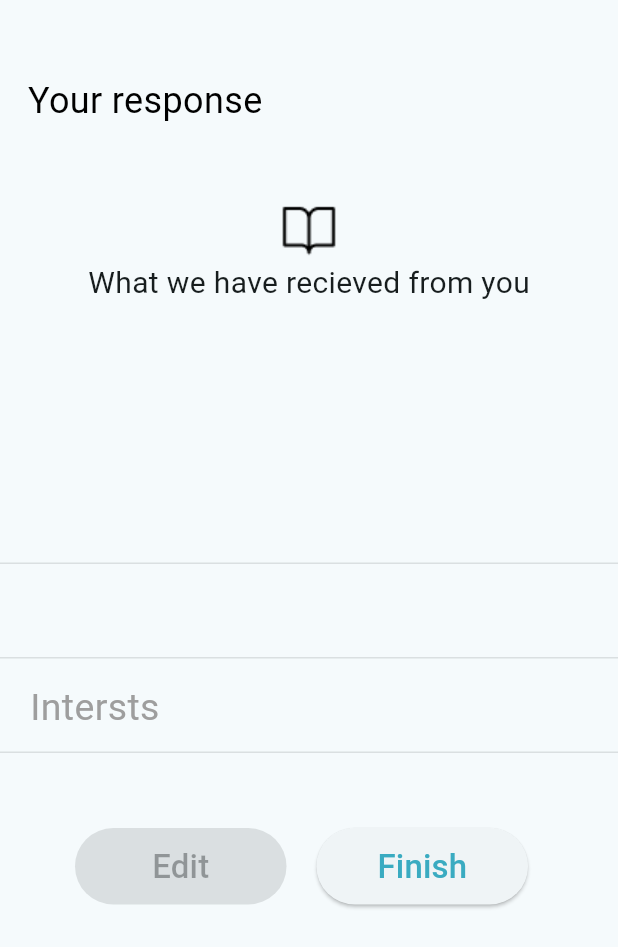
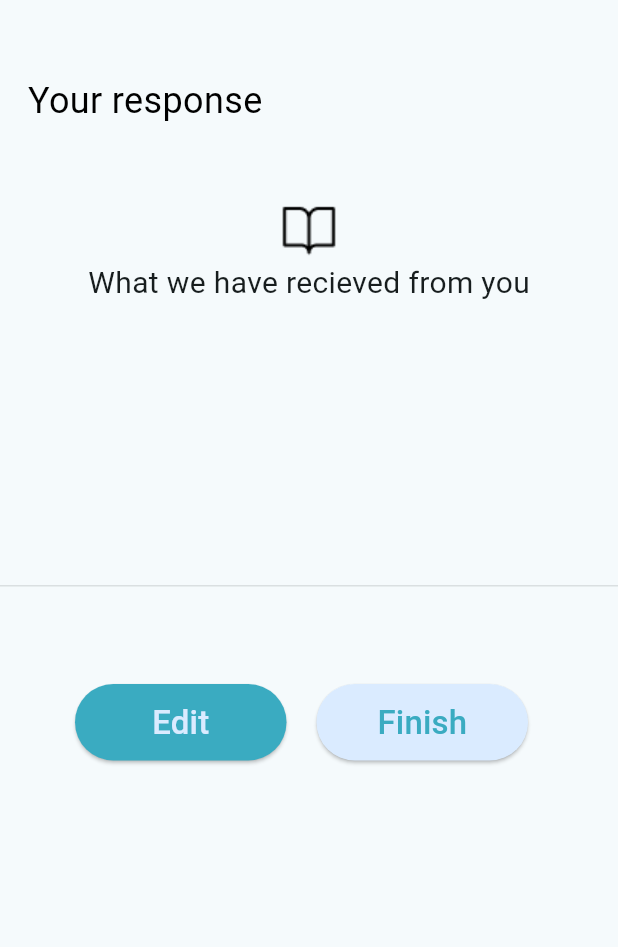
Before and after one commit to khoulyy/Egyplorer, a Flutter app: the SignUpStep3Screen screen opened by its route, on a phone screen of 412 x 824 dp. Shown: the top 947 px of the screen. Run offline on Flutter 3.47's test engine with Material 2 defaults, Android fonts, the phone set to English and light mode, and no system bars; our stand-ins replace cloud_firestore, firebase_auth, firebase_core, font_awesome_flutter, google_nav_bar, google_sign_in and 2 more; accounts and stored records are empty.

Commit message:
fixed signup step 3

```diff
--- a/lib/view/screens/signup_step3_screen.dart
+++ b/lib/view/screens/signup_step3_screen.dart
@@ -54,22 +54,6 @@ class _SignUpStep3ScreenState extends State<SignUpStep3Screen> {
           const SizedBox(
             height: 20,
           ),
-          TextField(
-            enabled: false,
-            decoration: InputDecoration(
-              prefixIcon: Padding(
-                padding: const EdgeInsets.only(left: 20),
-                child: Text(
-                  Controllers.genderController.text,
-                  style: const TextStyle(
-                    color: Colors.grey,
-                    fontSize: 25,
-                  ),
-                  textAlign: TextAlign.start,
-                ),
-              ),
-            ),
-          ),
           const SizedBox(
             height: 15,
           ),
@@ -92,22 +76,6 @@ class _SignUpStep3ScreenState extends State<SignUpStep3Screen> {
           const SizedBox(
             height: 15,
           ),
-          const TextField(
-            enabled: false,
-            decoration: InputDecoration(
-              prefixIcon: Padding(
-                padding: EdgeInsets.only(left: 20),
-                child: Text(
-                  'Intersts',
-                  style: TextStyle(
-                    color: Colors.grey,
-                    fontSize: 25,
-                  ),
-                  textAlign: TextAlign.start,
-                ),
-              ),
-            ),
-          ),
           const SizedBox(
             height: 50,
           ),
@@ -116,7 +84,12 @@ class _SignUpStep3ScreenState extends State<SignUpStep3Screen> {
               Padding(
                 padding: const EdgeInsets.only(left: 50),
                 child: ButtonWidget(
+                  onPressed: () {
+                    Navigator.pop(context);
+                  },
                   fontSize: 22,
+                  backgroundColor: kMainColor,
+                  fontColor: kSecoundaryColor,
                   width: 141,
                   height: 51,
                   text: 'Edit',
@@ -130,6 +103,7 @@ class _SignUpStep3ScreenState extends State<SignUpStep3Screen> {
                   Navigator.pushNamed(context, LayoutScreen.id);
                 },
                 fontColor: kMainColor,
+                backgroundColor: kSecoundaryColor,
                 fontSize: 22,
                 width: 141,
                 height: 51,
```
